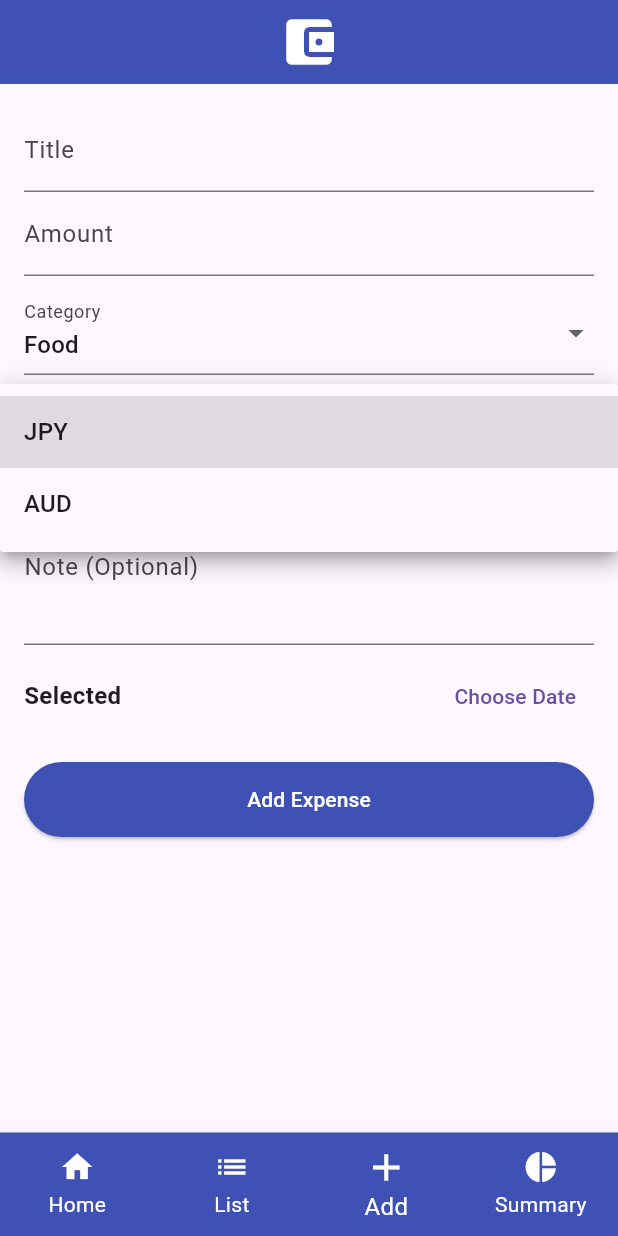
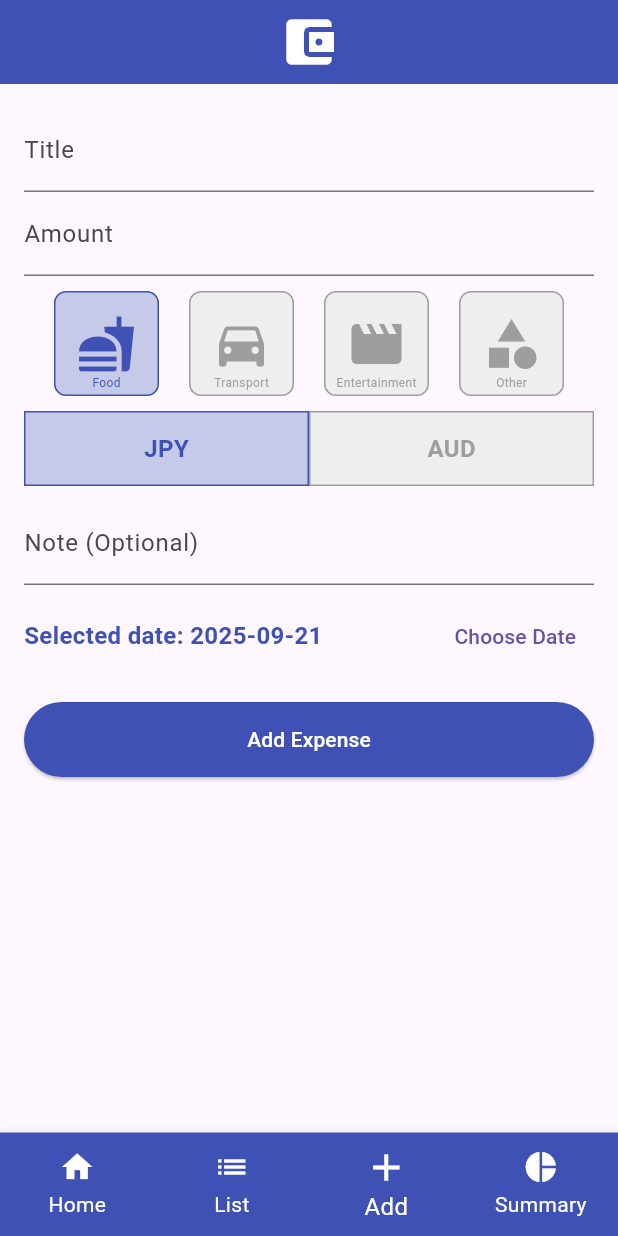
Before and after one commit to jun-ishibashi/only_j, a Flutter app: the screen it shows after launch, item 3 of the bottom bar chosen, after a tap on "JPY", on a phone screen of 412 x 824 dp. Run offline on Flutter 3.47's test engine with Material 3 defaults, Android fonts, the phone set to English and light mode, and no system bars; our stand-ins replace shared_preferences; network calls fail.

Commit message:
Refactor expense input screen to use icon-based category selection and button-based currency selection

```diff
--- a/lib/main.dart
+++ b/lib/main.dart
@@ -147,8 +147,13 @@ class _ExpenseInputScreenState extends State<ExpenseInputScreen> {
   String _selectedCategory = 'Food';
   String _selectedCurrency = 'JPY';
 
-  final List<String> _categories = ['Food', 'Transport', 'Entertainment', 'Other'];
-  final List<String> _currencies = ['JPY', 'AUD'];
+  // Move _categoryIcons to the class level for proper scope
+  final Map<String, IconData> _categoryIcons = {
+    'Food': Icons.fastfood,
+    'Transport': Icons.directions_car,
+    'Entertainment': Icons.movie,
+    'Other': Icons.category,
+  };
 
   // Show a success popup when an expense is added
   void _submitData() {
@@ -243,42 +248,121 @@ class _ExpenseInputScreenState extends State<ExpenseInputScreen> {
                 keyboardType: TextInputType.number,
               ),
               SizedBox(height: 10),
-              DropdownButtonFormField(
-                value: _selectedCategory,
-                items: _categories.map((category) {
-                  return DropdownMenuItem(
-                    value: category,
-                    child: Text(category),
+              // Replace the DropdownButtonFormField for category selection with an icon-based selection
+
+              // Add a row of selectable icons for categories
+              Row(
+                mainAxisAlignment: MainAxisAlignment.spaceEvenly,
+                children: _categoryIcons.entries.map((entry) {
+                  final category = entry.key;
+                  final icon = entry.value;
+                  return GestureDetector(
+                    onTap: () {
+                      setState(() {
+                        _selectedCategory = category;
+                      });
+                    },
+                    child: Container(
+                      width: 70, // ボタンの幅を広げる
+                      height: 70, // ボタンの高さを広げる
+                      decoration: BoxDecoration(
+                        color: _selectedCategory == category ? Colors.indigo.shade100 : Colors.grey.shade200,
+                        border: Border.all(
+                          color: _selectedCategory == category ? Colors.indigo : Colors.grey,
+                        ),
+                        borderRadius: BorderRadius.circular(8),
+                      ),
+                      child: Stack(
+                        alignment: Alignment.center,
+                        children: [
+                          Icon(
+                            icon,
+                            color: _selectedCategory == category ? Colors.indigo : Colors.grey,
+                            size: 40, // アイコンを少し小さく
+                          ),
+                          Positioned(
+                            bottom: 2, // 文字の位置を少し上に移動
+                            child: Text(
+                              category,
+                              style: TextStyle(
+                                fontSize: 8, // 文字サイズはそのまま
+                                color: _selectedCategory == category ? Colors.indigo : Colors.grey,
+                              ),
+                            ),
+                          ),
+                        ],
+                      ),
+                    ),
                   );
                 }).toList(),
-                onChanged: (value) {
+              ),
+              SizedBox(height: 10),
+              // Replace the DropdownButtonFormField for currency selection with buttons
+              Row(
+                children: [
+                  Expanded(
+                    child: GestureDetector(
+                      onTap: () {
                         setState(() {
-                    _selectedCategory = value as String;
+                          _selectedCurrency = 'JPY';
                         });
                       },
-                decoration: InputDecoration(labelText: 'Category'),
+                      child: Container(
+                        height: 50,
+                        decoration: BoxDecoration(
+                          color: _selectedCurrency == 'JPY' ? Colors.indigo.shade100 : Colors.grey.shade200,
+                          border: Border.all(
+                            color: _selectedCurrency == 'JPY' ? Colors.indigo : Colors.grey,
                           ),
-              SizedBox(height: 10),
-              DropdownButtonFormField(
-                value: _selectedCurrency,
-                items: _currencies.map((currency) {
-                  return DropdownMenuItem(
-                    value: currency,
-                    child: Text(currency),
-                  );
-                }).toList(),
-                onChanged: (value) {
+                        ),
+                        child: Center(
+                          child: Text(
+                            'JPY',
+                            style: TextStyle(
+                              fontSize: 16,
+                              color: _selectedCurrency == 'JPY' ? Colors.indigo : Colors.grey,
+                              fontWeight: FontWeight.bold,
+                            ),
+                          ),
+                        ),
+                      ),
+                    ),
+                  ),
+                  Expanded(
+                    child: GestureDetector(
+                      onTap: () {
                         setState(() {
-                    _selectedCurrency = value as String;
+                          _selectedCurrency = 'AUD';
                         });
                       },
-                decoration: InputDecoration(labelText: 'Currency'),
+                      child: Container(
+                        height: 50,
+                        decoration: BoxDecoration(
+                          color: _selectedCurrency == 'AUD' ? Colors.indigo.shade100 : Colors.grey.shade200,
+                          border: Border.all(
+                            color: _selectedCurrency == 'AUD' ? Colors.indigo : Colors.grey,
+                          ),
+                        ),
+                        child: Center(
+                          child: Text(
+                            'AUD',
+                            style: TextStyle(
+                              fontSize: 16,
+                              color: _selectedCurrency == 'AUD' ? Colors.indigo : Colors.grey,
+                              fontWeight: FontWeight.bold,
+                            ),
+                          ),
+                        ),
+                      ),
+                    ),
+                  ),
+                ],
               ),
               SizedBox(height: 10),
               TextField(
                 controller: _noteController,
                 decoration: InputDecoration(labelText: 'Note (Optional)'),
-                maxLines: 3,
+                maxLines: 1, // 一行に変更
               ),
               SizedBox(height: 10),
               Row(
@@ -287,8 +371,12 @@ class _ExpenseInputScreenState extends State<ExpenseInputScreen> {
                     child: Text(
                       _selectedDate == null
                           ? 'No date selected'
-                          : 'Selected date: ${_selectedDate!.toLocal()}'.split(' ')[0],
-                      style: TextStyle(fontSize: 16, fontWeight: FontWeight.bold),
+                          : 'Selected date: ${DateFormat('yyyy-MM-dd').format(_selectedDate!)}',
+                      style: TextStyle(
+                        fontSize: 16,
+                        fontWeight: FontWeight.bold,
+                        color: Colors.indigo,
+                      ),
                     ),
                   ),
                   TextButton(
@@ -422,18 +510,24 @@ class _ExpenseSummaryScreenState extends State<ExpenseSummaryScreen> with Single
       final response = await http.get(Uri.parse('https://api.exchangerate-api.com/v4/latest/JPY'));
       if (response.statusCode == 200) {
         final data = jsonDecode(response.body);
+        if (mounted) {
           setState(() {
-          data['rates'].forEach((key, value) {
-            if (value != null) {
-              _exchangeRates[key] = (value is int) ? value.toDouble() : value;
+            _exchangeRates.clear();
+            _exchangeRates['JPY'] = 1.0; // Base currency
+            if (data['rates']['AUD'] != null) {
+              _exchangeRates['AUD'] = (data['rates']['AUD'] is int)
+                  ? (data['rates']['AUD'] as int).toDouble()
+                  : data['rates']['AUD'];
             }
           });
-        });
+        }
       } else {
         print('Failed to fetch exchange rates: ${response.statusCode}');
       }
     } catch (error) {
+      if (mounted) {
         print('Error fetching exchange rates: $error');
+      }
     }
   }
 
@@ -624,6 +718,7 @@ class _HomeTabState extends State<HomeTab> {
       final response = await http.get(Uri.parse('https://api.exchangerate-api.com/v4/latest/$_selectedCurrency'));
       if (response.statusCode == 200) {
         final data = jsonDecode(response.body);
+        if (mounted) {
           setState(() {
             data['rates'].forEach((key, value) {
               if (value != null) {
@@ -631,6 +726,7 @@ class _HomeTabState extends State<HomeTab> {
               }
             });
           });
+        }
       } else {
         print('Failed to fetch exchange rates: ${response.statusCode}');
       }
@@ -644,10 +740,10 @@ class _HomeTabState extends State<HomeTab> {
     final monthlyTotal = widget.expenses.fold(0.0, (sum, expense) {
       if (_selectedCurrency == 'AUD' && expense.currency == 'JPY') {
         // Convert JPY to AUD
-        return sum + (expense.amount / _exchangeRates['AUD']!);
+        return sum + (expense.amount * _exchangeRates['AUD']!);
       } else if (_selectedCurrency == 'JPY' && expense.currency == 'AUD') {
         // Convert AUD to JPY
-        return sum + (expense.amount * _exchangeRates['AUD']!);
+        return sum + (expense.amount / _exchangeRates['AUD']!);
       } else {
         // No conversion needed
         return sum + expense.amount;
@@ -662,10 +758,10 @@ class _HomeTabState extends State<HomeTab> {
         .fold(0.0, (sum, expense) {
       if (_selectedCurrency == 'AUD' && expense.currency == 'JPY') {
         // Convert JPY to AUD
-        return sum + (expense.amount / _exchangeRates['AUD']!);
+        return sum + (expense.amount * _exchangeRates['AUD']!);
       } else if (_selectedCurrency == 'JPY' && expense.currency == 'AUD') {
         // Convert AUD to JPY
-        return sum + (expense.amount * _exchangeRates['AUD']!);
+        return sum + (expense.amount / _exchangeRates['AUD']!);
       } else {
         // No conversion needed
         return sum + expense.amount;
@@ -707,19 +803,65 @@ class _HomeTabState extends State<HomeTab> {
           ),
         ),
         SizedBox(height: 20),
-        DropdownButton<String>(
-          value: _selectedCurrency,
-          items: _exchangeRates.keys.map((currency) {
-            return DropdownMenuItem(
-              value: currency,
-              child: Text(currency),
-            );
-          }).toList(),
-          onChanged: (value) {
+        Row(
+          children: [
+            Expanded(
+              child: GestureDetector(
+                onTap: () {
                   setState(() {
-              _selectedCurrency = value!;
+                    _selectedCurrency = 'JPY';
                   });
                 },
+                child: Container(
+                  height: 50,
+                  decoration: BoxDecoration(
+                    color: _selectedCurrency == 'JPY' ? Colors.indigo.shade100 : Colors.grey.shade200,
+                    border: Border.all(
+                      color: _selectedCurrency == 'JPY' ? Colors.indigo : Colors.grey,
+                    ),
+                  ),
+                  child: Center(
+                    child: Text(
+                      'JPY',
+                      style: TextStyle(
+                        fontSize: 16,
+                        color: _selectedCurrency == 'JPY' ? Colors.indigo : Colors.grey,
+                        fontWeight: FontWeight.bold,
+                      ),
+                    ),
+                  ),
+                ),
+              ),
+            ),
+            Expanded(
+              child: GestureDetector(
+                onTap: () {
+                  setState(() {
+                    _selectedCurrency = 'AUD';
+                  });
+                },
+                child: Container(
+                  height: 50,
+                  decoration: BoxDecoration(
+                    color: _selectedCurrency == 'AUD' ? Colors.indigo.shade100 : Colors.grey.shade200,
+                    border: Border.all(
+                      color: _selectedCurrency == 'AUD' ? Colors.indigo : Colors.grey,
+                    ),
+                  ),
+                  child: Center(
+                    child: Text(
+                      'AUD',
+                      style: TextStyle(
+                        fontSize: 16,
+                        color: _selectedCurrency == 'AUD' ? Colors.indigo : Colors.grey,
+                        fontWeight: FontWeight.bold,
+                      ),
+                    ),
+                  ),
+                ),
+              ),
+            ),
+          ],
         ),
         SizedBox(height: 20),
         Card(
```
Lines whose indentation alone changed are shown as unchanged.
